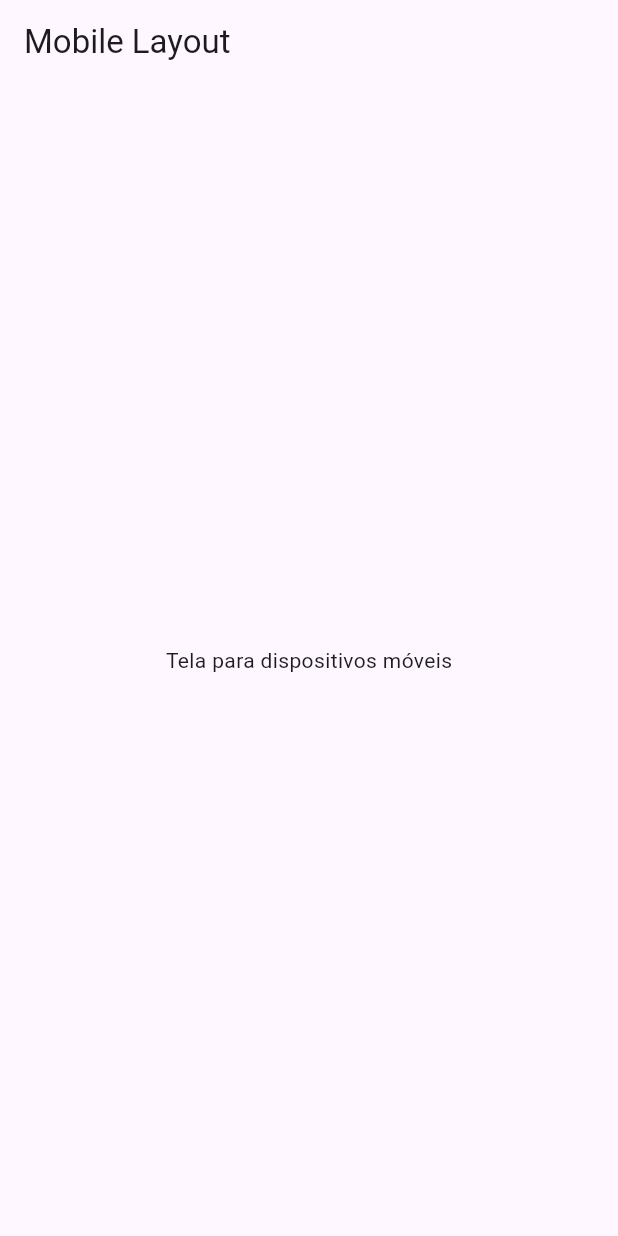
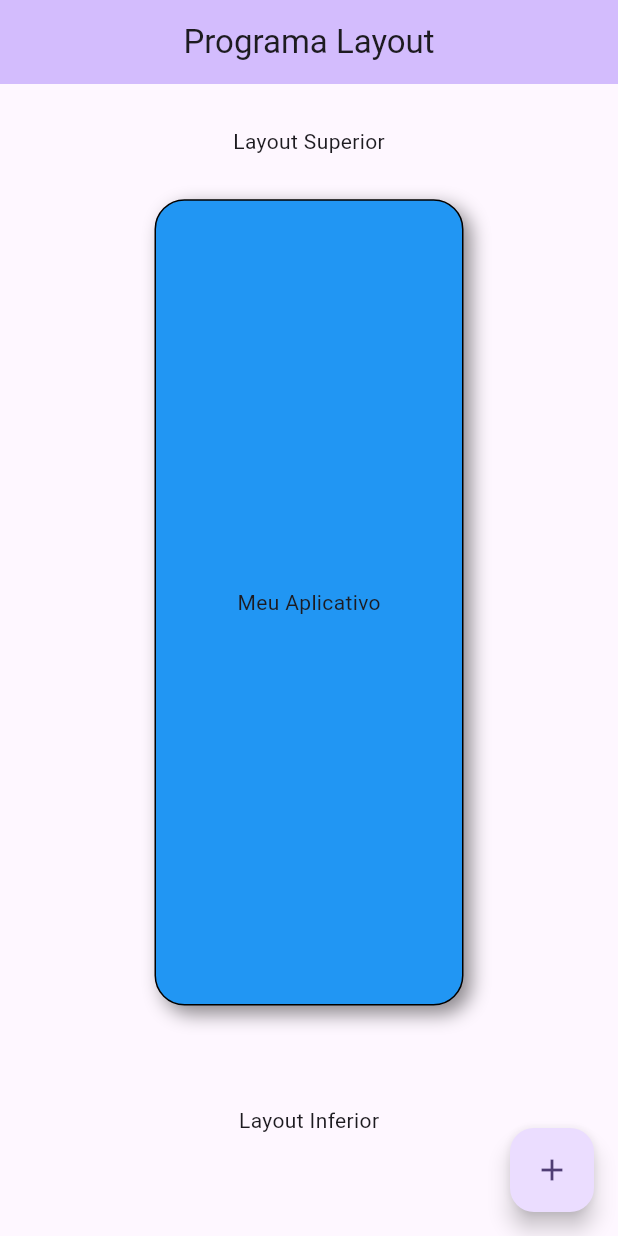
Before and after one commit to catthway/app.layout1, a Flutter app: the screen it shows after launch, on a phone screen of 412 x 824 dp. Run offline on Flutter 3.47's test engine with Material 3 defaults, Android fonts, the light colour scheme and no system bars.

Commit message:
Update main.dart

```diff
--- a/lib/main.dart
+++ b/lib/main.dart
@@ -1,48 +1,118 @@
 import 'package:flutter/material.dart';
 
 void main() {
-  runApp(MyApp());
+  runApp(const App());
 }
 
-class MyApp extends StatelessWidget {
+class App extends StatelessWidget {
+  const App({super.key});
+
   @override
   Widget build(BuildContext context) {
     return MaterialApp(
       debugShowCheckedModeBanner: false,
-      title: 'Flutter Responsive App',
-      theme: ThemeData(primarySwatch: Colors.blue),
-      home: ResponsiveLayout(),
+      title: 'Layout',
+      theme: ThemeData(
+        colorScheme: ColorScheme.fromSeed(seedColor: Colors.deepPurple),
+        useMaterial3: true,
+      ),
+      home: const HomePage(title: 'Programa Layout'),
     );
   }
 }
 
-class ResponsiveLayout extends StatelessWidget {
+class HomePage extends StatefulWidget {
+  const HomePage({
+    super.key,
+    required this.title,
+  });
+
+  final String title;
+
   @override
-  Widget build(BuildContext context) {
-    final size = MediaQuery.of(context).size;
-
-    return size.width < 600
-        ? MobileLayout() // Layout para telas menores
-        : WebLayout();   // Layout para telas maiores
-  }
+  State<HomePage> createState() => _HomePageState();
 }
 
-class MobileLayout extends StatelessWidget {
+class _HomePageState extends State<HomePage> {
   @override
   Widget build(BuildContext context) {
     return Scaffold(
-      appBar: AppBar(title: Text("Mobile Layout")),
-      body: Center(child: Text("Tela para dispositivos móveis")),
-      );
-  }
-}
-
-class WebLayout extends StatelessWidget {
-  @override
-  Widget build(BuildContext context) {
-    return Scaffold(
-      appBar: AppBar(title: Text("Web Layout")),
-      body: Center(child: Text("Tela para navegadores web")),
+      appBar: AppBar(
+        backgroundColor: Theme.of(context).colorScheme.inversePrimary,
+        title: Text(widget.title),
+        centerTitle: true,
+      ),
+      body: Center(
+        child: Column(
+          mainAxisAlignment: MainAxisAlignment.spaceEvenly,
+          children: [
+            Expanded(
+              child: Container(
+                alignment: Alignment.center,
+                // color: Colors.amber,
+                child: const Text('Layout Superior'),
+              ),
+            ),
+            Expanded(
+              flex: 7,
+              child: Row(
+                mainAxisAlignment: MainAxisAlignment.spaceEvenly,
+                children: [
+                  Expanded(
+                    child: Container(
+                        // alignment: Alignment.center,
+                        // color: Colors.red,
+                        // child: const Text('Primeira Coluna'),
+                        ),
+                  ),
+                  Expanded(
+                    flex: 2,
+                    child: Container(
+                      alignment: Alignment.center,
+                      decoration: BoxDecoration(
+                        color: Colors.blue,
+                        borderRadius: BorderRadius.circular(20),
+                        border: Border.all(
+                          color: Colors.black,
+                          width: 1,
+                        ),
+                        boxShadow: const [
+                          BoxShadow(
+                            color: Colors.black45,
+                            blurRadius: 10,
+                            offset: Offset(5, 5),
+                          ),
+                        ],
+                      ),
+                      child: const Text('Meu Aplicativo'),
+                    ),
+                  ),
+                  Expanded(
+                    child: Container(
+                        // alignment: Alignment.center,
+                        // color: Colors.red,
+                        // child: const Text('Terceira Coluna'),
+                        ),
+                  ),
+                ],
+              ),
+            ),
+            Expanded(
+              flex: 2,
+              child: Container(
+                alignment: Alignment.center,
+                //color: Colors.blue,
+                child: const Text('Layout Inferior'),
+              ),
+            ),
+          ],
+        ),
+      ),
+      floatingActionButton: FloatingActionButton(
+        onPressed: () {},
+        tooltip: 'Increment',
+        child: const Icon(Icons.add),
+      ),
     );
   }
 }
```
